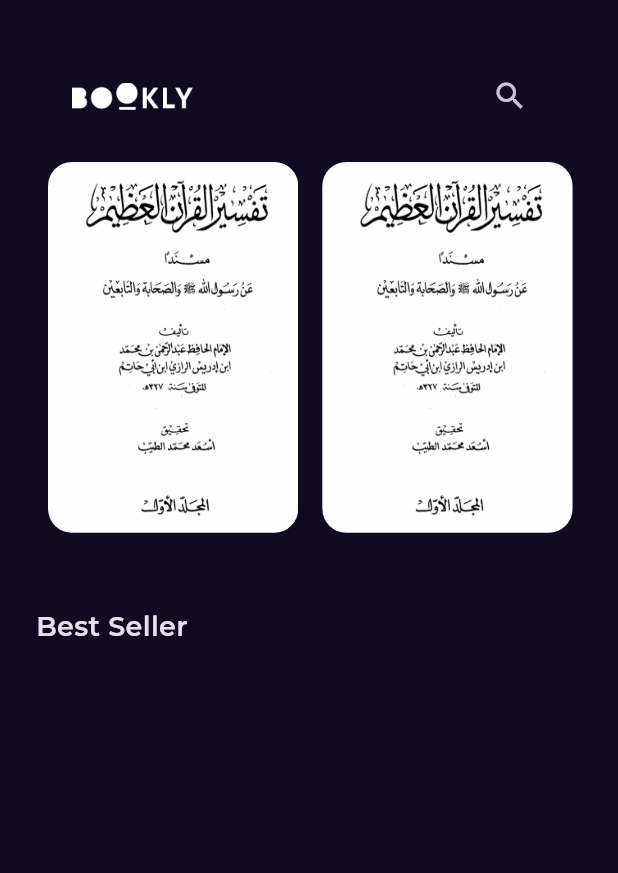
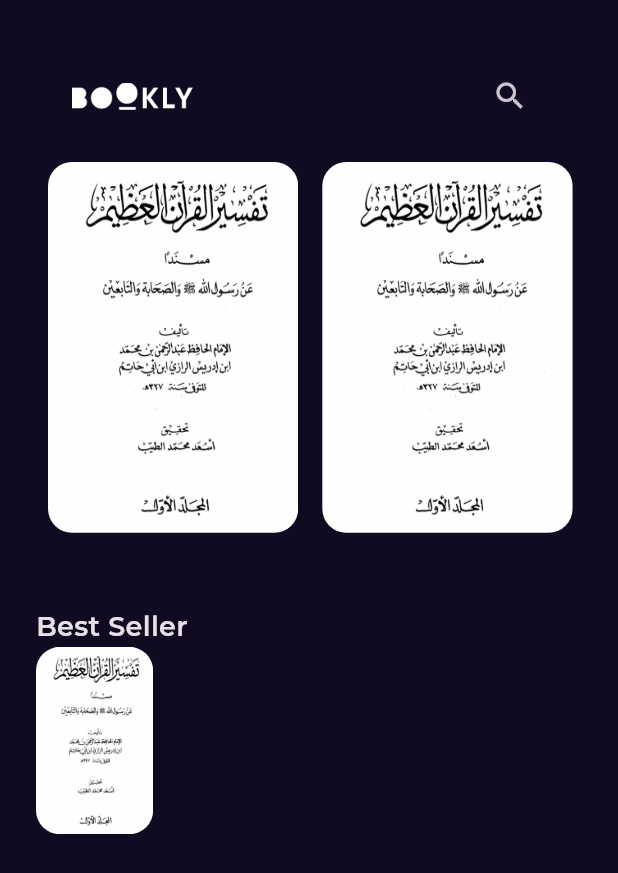
Before and after one commit to blalfayed/bookly, a Flutter app: the screen it shows after launch, on a phone screen of 412 x 824 dp. Shown: the top 873 px of the screen. Run offline on Flutter 3.47's test engine with Material 3 defaults, Android fonts, the phone set to English and light mode, and no system bars; our stand-ins replace get, google_fonts.

Commit message:
best seller list view item part 1

```diff
--- a/lib/features/home/presentation/views/widgets/home_view_body.dart
+++ b/lib/features/home/presentation/views/widgets/home_view_body.dart
@@ -1,5 +1,6 @@
 import 'package:bookly/core/utils/styles.dart';
 import 'package:flutter/material.dart';
+import '../../../../../core/utils/assets.dart';
 import 'custom_app_bar.dart';
 import 'featured_list_view.dart';
 
@@ -18,9 +19,37 @@ class HomeViewBody extends StatelessWidget {
             FeaturedBooksListView(),
             SizedBox(height: 50),
             Text("Best Seller", style: Styles.titleMedium),
+            BestSellerListViewItem(),
           ],
         ),
       ),
     );
   }
 }
+
+class BestSellerListViewItem extends StatelessWidget {
+  const BestSellerListViewItem({super.key});
+
+  @override
+  Widget build(BuildContext context) {
+    return SizedBox(
+      height: 125,
+      child: Row(
+        children: [
+          AspectRatio(
+            aspectRatio: 2.5 / 4,
+            child: Container(
+              decoration: BoxDecoration(
+                borderRadius: BorderRadius.circular(16),
+                image: DecorationImage(
+                  fit: BoxFit.fill,
+                  image: AssetImage(AssetsData.tafseer1),
+                ),
+              ),
+            ),
+          ),
+        ],
+      ),
+    );
+  }
+}
```
